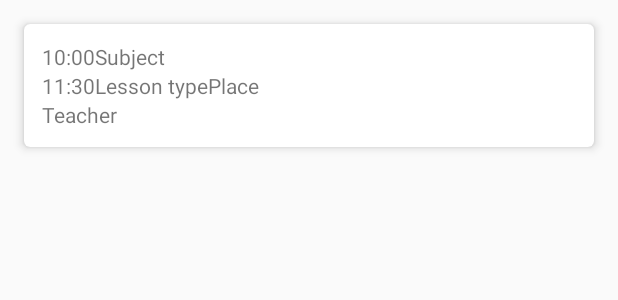
After one commit to vaddya/smart-schedule, an Android app: the layout fragment_lesson.xml on its own in the app's theme, with its tools: preview values and no code run, on a phone screen of 412 x 824 dp. The commit adds this screen. Shown: the top 300 px of the screen. Run offline under Robolectric (Android 15) with nearby library versions, the phone set to English and light mode, and no system bars.

Commit message:
add lesson list

```diff
--- a/android/app/build.gradle
+++ b/android/app/build.gradle
@@ -32,6 +32,8 @@ dependencies {
     compile 'com.android.support:design:25.3.1'
     compile 'com.android.support.constraint:constraint-layout:1.0.2'
     compile 'com.bartoszlipinski:recyclerviewheader2:2.0.1'
+    compile 'com.android.support:support-v4:25.3.1'
+    compile 'joda-time:joda-time:2.9.9'
     testCompile 'junit:junit:4.12'
 }
 repositories {
--- a/android/app/src/main/res/layout/content_task_list.xml
+++ b/android/app/src/main/res/layout/content_task_list.xml
@@ -8,7 +8,7 @@
     tools:showIn="@layout/app_bar_task_list">
 
     <android.support.v4.view.ViewPager
-        android:id="@+id/task_list_viewpager"
+        android:id="@+id/content_task_list_viewpager"
         android:layout_width="match_parent"
         android:layout_height="match_parent" />
 
--- /dev/null
+++ b/android/app/src/main/res/layout/fragment_lesson.xml
@@ -0,0 +1,66 @@
+<android.support.v7.widget.CardView xmlns:android="http://schemas.android.com/apk/res/android"
+    xmlns:card_view="http://schemas.android.com/apk/res-auto"
+    xmlns:tools="http://schemas.android.com/tools"
+    style="@style/CardView.Light"
+    android:layout_width="match_parent"
+    android:layout_height="wrap_content"
+    android:layout_marginLeft="@dimen/activity_horizontal_margin"
+    android:layout_marginRight="@dimen/activity_horizontal_margin"
+    android:layout_marginTop="@dimen/activity_vertical_margin"
+    android:padding="@dimen/card_padding"
+    card_view:cardCornerRadius="@dimen/card_corner_radius"
+    card_view:cardElevation="@dimen/card_elevation"
+    tools:context=".activities.ScheduleActivity">
+
+    <RelativeLayout
+        android:layout_width="match_parent"
+        android:layout_height="wrap_content"
+        android:padding="@dimen/card_padding">
+
+        <TextView
+            android:id="@+id/fragment_lesson_start_time"
+            android:layout_width="wrap_content"
+            android:layout_height="wrap_content"
+            tools:text="10:00" />
+
+        <TextView
+            android:id="@+id/fragment_lesson_end_time"
+            android:layout_width="wrap_content"
+            android:layout_height="wrap_content"
+            android:layout_below="@id/fragment_lesson_start_time"
+            tools:text="11:30" />
+
+        <TextView
+            android:id="@+id/fragment_lesson_subject"
+            android:layout_width="wrap_content"
+            android:layout_height="wrap_content"
+            android:layout_toRightOf="@id/fragment_lesson_start_time"
+            tools:text="Subject" />
+
+        <TextView
+            android:id="@+id/fragment_lesson_type"
+            android:layout_width="wrap_content"
+            android:layout_height="wrap_content"
+            android:layout_below="@+id/fragment_lesson_subject"
+            android:layout_toRightOf="@id/fragment_lesson_end_time"
+            tools:text="Lesson type" />
+
+        <TextView
+            android:id="@+id/fragment_lesson_place"
+            android:layout_width="wrap_content"
+            android:layout_height="wrap_content"
+            android:layout_below="@+id/fragment_lesson_subject"
+            android:layout_toRightOf="@id/fragment_lesson_type"
+            tools:text="Place" />
+
+        <TextView
+            android:id="@+id/fragment_lesson_teacher"
+            android:layout_width="wrap_content"
+            android:layout_height="wrap_content"
+            android:layout_below="@id/fragment_lesson_type"
+            tools:text="Teacher" />
+
+
+    </RelativeLayout>
+
+</android.support.v7.widget.CardView>
--- a/android/app/src/main/res/values/strings.xml
+++ b/android/app/src/main/res/values/strings.xml
@@ -13,4 +13,7 @@
     <string name="all">All</string>
     <string name="active">Active</string>
     <string name="completed">Completed</string>
+
+    <!-- TODO: Remove or change this placeholder text -->
+    <string name="hello_blank_fragment">Hello blank fragment</string>
 </resources>
```
Also changed, not shown: android/app/src/main/java/com/vaddya/schedule/android/Utils.java (added, +20 -0 lines), android/app/src/main/java/com/vaddya/schedule/android/activities/ScheduleActivity.java (+30 -1 lines), android/app/src/main/java/com/vaddya/schedule/android/activities/TaskListActivity.java (+10 -8 lines), android/app/src/main/java/com/vaddya/schedule/android/fragments/DayFragment.java (added, +123 -0 lines), android/app/src/main/java/com/vaddya/schedule/android/fragments/LessonFragment.java (added, +39 -0 lines), android/app/src/main/java/com/vaddya/schedule/android/fragments/TaskListFragment.java (+7 -23 lines), android/app/src/main/java/com/vaddya/schedule/android/model/Storage.java (+20 -1 lines), android/app/src/main/java/com/vaddya/schedule/android/model/Task.kt (+4 -3 lines), android/app/src/main/res/layout/fragment_day.xml (added, +26 -0 lines).
